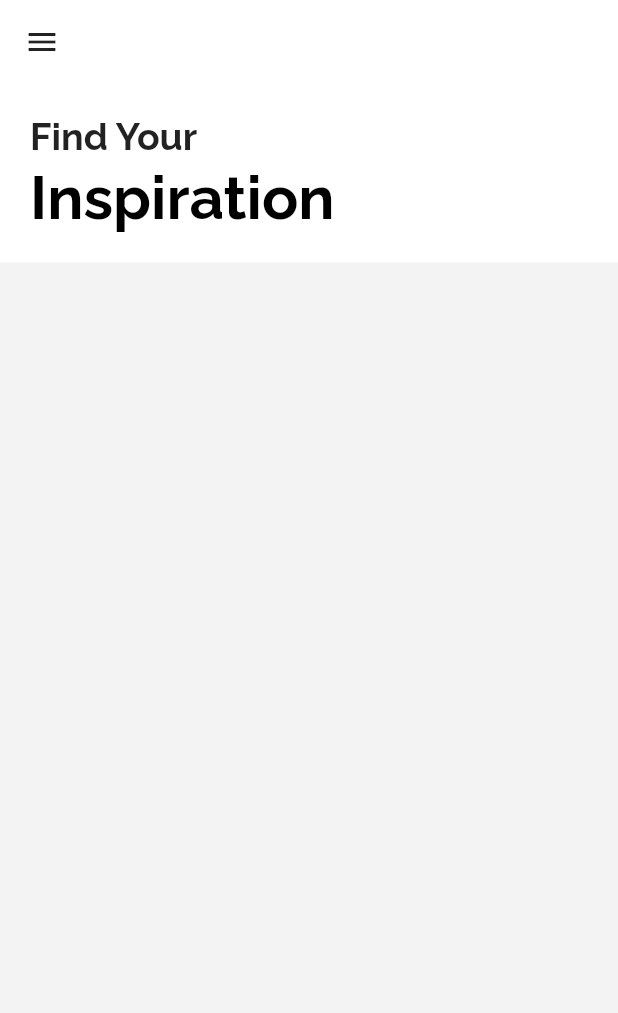
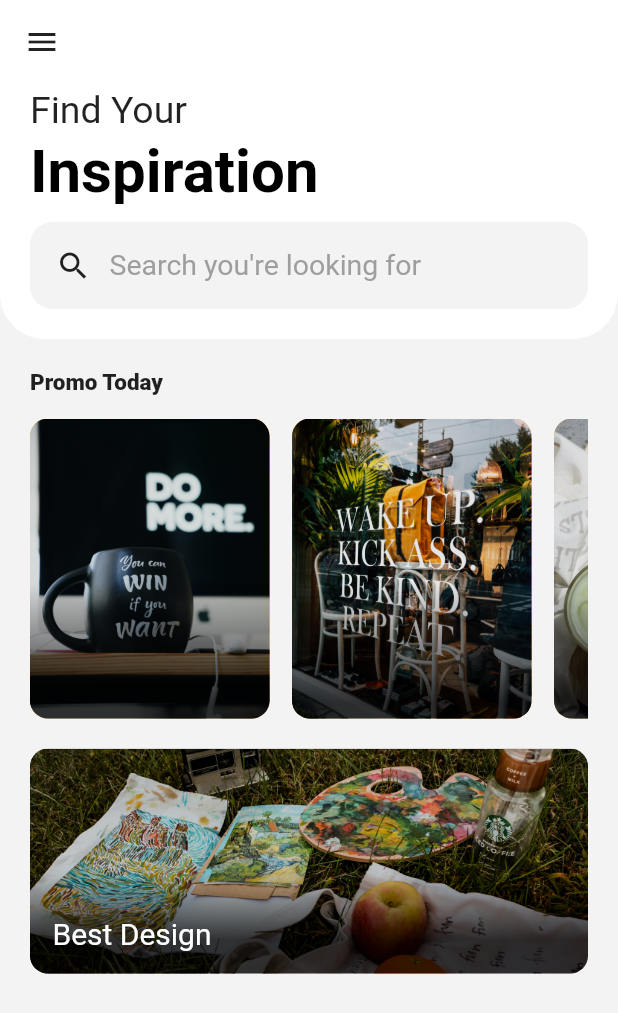
Before and after one commit to Dushani-Ranasinghe/flutter_ui, a Flutter app: the screen it shows after launch, on a phone screen of 412 x 824 dp. Shown: the top 1013 px of the screen. Run offline on Flutter 3.47's test engine with Material 2 defaults, Android fonts, the phone set to English and light mode, and no system bars.

Commit message:
created inspiration app basic ui

```diff
--- /dev/null
+++ b/inspiration_app/lib/assets/components/promo_card.dart
@@ -0,0 +1,37 @@
+
+import 'package:flutter/material.dart';
+
+class PromoCard extends StatelessWidget {
+  const PromoCard({
+    Key? key,
+    required this.image,
+  }) : super(key: key);
+
+  final image;
+
+  @override
+  Widget build(BuildContext context) {
+    return AspectRatio(
+      aspectRatio: 2.62 / 3,
+      child: Container(
+        margin: EdgeInsets.only(right: 15.0),
+        decoration: BoxDecoration(
+          color: Colors.orange,
+          borderRadius: BorderRadius.circular(12.0),
+          image: DecorationImage(fit: BoxFit.cover, image: AssetImage(image)),
+        ),
+        child: Container(
+          decoration: BoxDecoration(
+              borderRadius: BorderRadius.circular(12.0),
+              gradient: LinearGradient(begin: Alignment.bottomRight, stops: [
+                0.1,
+                0.9
+              ], colors: [
+                Colors.black.withOpacity(0.8),
+                Colors.black.withOpacity(0.1),
+              ])),
+        ),
+      ),
+    );
+  }
+}
--- a/inspiration_app/lib/main.dart
+++ b/inspiration_app/lib/main.dart
@@ -1,5 +1,7 @@
 import 'package:flutter/material.dart';
 import 'package:flutter/services.dart';
+
+import 'assets/components/promo_card.dart';
 
 void main() {
   runApp(const MyApp());
@@ -16,13 +18,12 @@ class MyApp extends StatelessWidget {
       debugShowCheckedModeBanner: false,
       theme: ThemeData(
         primarySwatch: Colors.blue,
-        fontFamily: 'Raleway',
+        fontFamily: 'Roboto',
       ),
       home: const HomePage(),
     );
   }
 }
-
 
 class HomePage extends StatefulWidget {
   const HomePage({super.key});
@@ -32,6 +33,7 @@ class HomePage extends StatefulWidget {
 }
 
 class _HomePageState extends State<HomePage> {
+
   @override
   Widget build(BuildContext context) {
     return Scaffold(
@@ -40,27 +42,134 @@ class _HomePageState extends State<HomePage> {
           backgroundColor: Colors.white,
           systemOverlayStyle: SystemUiOverlayStyle.light,
           elevation: 0,
-        leading: IconButton(icon: Icon(Icons.menu, color: Colors.black87,), onPressed: (() {
-
-        }),),
+          leading: IconButton(
+            icon: Icon(
+              Icons.menu,
+              color: Colors.black87,
             ),
-      body: SafeArea(child: Column(
-        children: [
-          Container(
-            width: double.infinity, /*full width*/
-            decoration: BoxDecoration(color: Colors.white),
-            padding: EdgeInsets.all(20.0),
+            onPressed: (() {}),
+          ),
+        ),
+        body: SingleChildScrollView(
+          child: SafeArea(
             child: Column(
               crossAxisAlignment: CrossAxisAlignment.start,
               children: [
-                Text("Find Your", style: TextStyle(color: Colors.black87, fontSize: 25),),
-                SizedBox(height: 3.0,),
-                Text("Inspiration", style: TextStyle(color: Colors.black, fontSize: 40),),
+                Container(
+                  width: double.infinity,
+                  /*full width*/
+                  decoration: BoxDecoration(
+                      color: Colors.white,
+                      borderRadius:
+                          BorderRadius.vertical(bottom: Radius.circular(30))),
+                  padding: EdgeInsets.only(top: 3, bottom: 5, left: 20, right: 20),
+                  child: Column(
+                    crossAxisAlignment: CrossAxisAlignment.start,
+                    children: [
+                      Text(
+                        "Find Your",
+                        style: TextStyle(color: Colors.black87, fontSize: 25),
+                      ),
+                      SizedBox(
+                        height: 3.0,
+                      ),
+                      Text(
+                        "Inspiration",
+                        style: TextStyle(color: Colors.black, fontSize: 40, fontWeight: FontWeight.bold ),
+                      ),
+                      SizedBox(
+                        height: 10.0,
+                      ),
+                      Container(
+                        padding: EdgeInsets.all(5.0),
+                        decoration: BoxDecoration(
+                            color: Color.fromRGBO(244, 243, 243, 1),
+                            borderRadius: BorderRadius.circular(15)),
+                        child: TextField(
+                          decoration: InputDecoration(
+                              border: InputBorder.none,
+                              prefixIcon: Icon(
+                                Icons.search,
+                                color: Colors.black87,
+                              ),
+                              hintText: "Search you're looking for",
+                              hintStyle: TextStyle(
+                                  color: Colors.grey, fontSize: 19.0)),
+                        ),
+                      ),
+                      SizedBox(
+                        height: 15.0,
+                      ),
                     ],
                   ),
                 ),
+                SizedBox(
+                  height: 20.0,
+                ),
+                Padding(
+                  padding: const EdgeInsets.symmetric(horizontal: 20.0),
+                  child: Column(
+                    crossAxisAlignment: CrossAxisAlignment.start,
+                    children: [
+                      Text(
+                        "Promo Today",
+                        style: TextStyle(
+                            fontSize: 15, fontWeight: FontWeight.w900),
+                      ),
+                      SizedBox(height: 15.0),
+                      SizedBox(
+                        height: 200,
+                        child: ListView(
+                          scrollDirection: Axis.horizontal,
+                          children: [
+                            PromoCard(image: 'lib/assets/images/one.jpg'),
+                            PromoCard(image: 'lib/assets/images/two.jpg'),
+                            PromoCard(image: 'lib/assets/images/three.jpg'),
+                            PromoCard(image: 'lib/assets/images/four.jpg'),
                           ],
-      ),)
-    );
+                        ),
+                      ),
+                      SizedBox(
+                        height: 20.0,
+                      ),
+                      Container(
+                        height: 150,
+                        decoration: BoxDecoration(
+                          borderRadius: BorderRadius.circular(12.0),
+                          image: DecorationImage(
+                              fit: BoxFit.cover, image: AssetImage("lib/assets/images/five.jpg")),
+                        ),
+                        child: Container(
+                          decoration: BoxDecoration(
+                              borderRadius: BorderRadius.circular(12.0),
+                              gradient: LinearGradient(
+                                  begin: Alignment.bottomRight,
+                                  stops: [
+                                    0.3,
+                                    0.9
+                                  ],
+                                  colors: [
+                                    Colors.black.withOpacity(0.8),
+                                    Colors.black.withOpacity(0.2),
+                                  ])),
+                                  child: Align(
+                                    alignment: Alignment.bottomLeft,
+                                    child: Padding(
+                                      padding: const EdgeInsets.all(15.0),
+                                      child: Text("Best Design", style: TextStyle(color: Colors.white, fontSize: 20),),
+                                    ),
+                                  ),
+                        ),
+                      ),
+                      SizedBox(
+                        height: 20.0,
+                      ),
+                    ],
+                  ),
+                )
+              ],
+            ),
+          ),
+        ));
   }
 }
```
Also changed, not shown: inspiration_app/pubspec.yaml (+13 -3 lines), inspiration_app/lib/assets/fonts/Roboto-Black.ttf (added), inspiration_app/lib/assets/fonts/Roboto-Bold.ttf (added), inspiration_app/lib/assets/fonts/Roboto-Regular.ttf (added), inspiration_app/lib/assets/images/five.jpg (added), inspiration_app/lib/assets/images/four.jpg (added), inspiration_app/lib/assets/images/one.jpg (added), inspiration_app/lib/assets/images/three.jpg (added), inspiration_app/lib/assets/images/two.jpg (added). Lines whose indentation alone changed are shown as unchanged.
